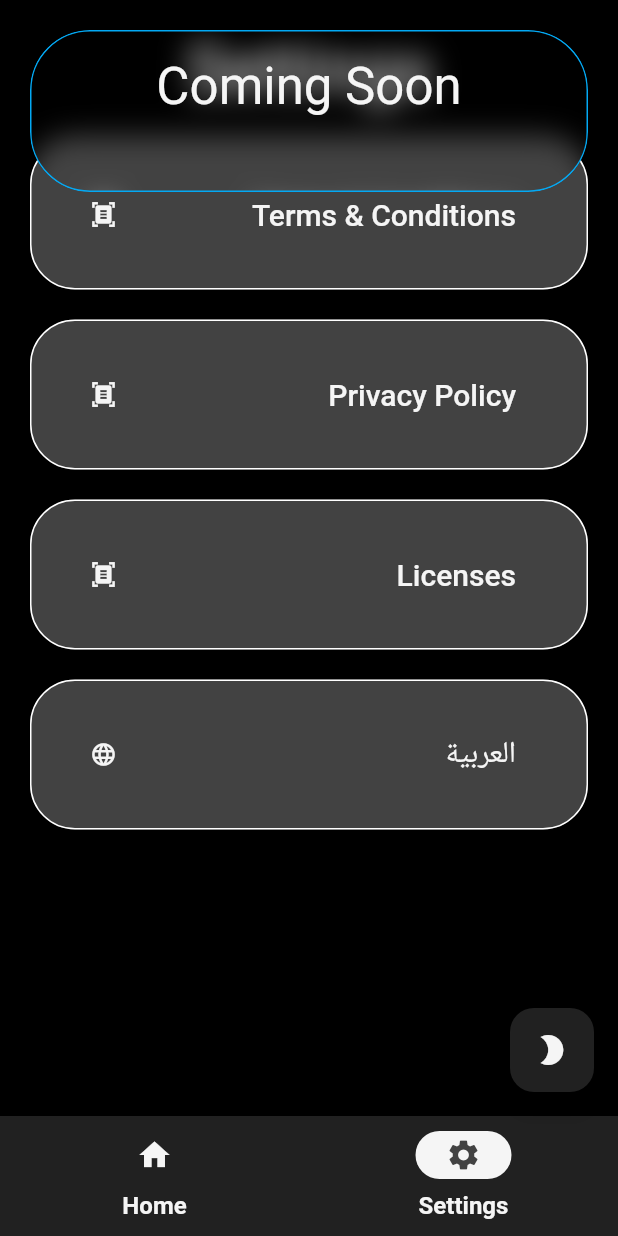
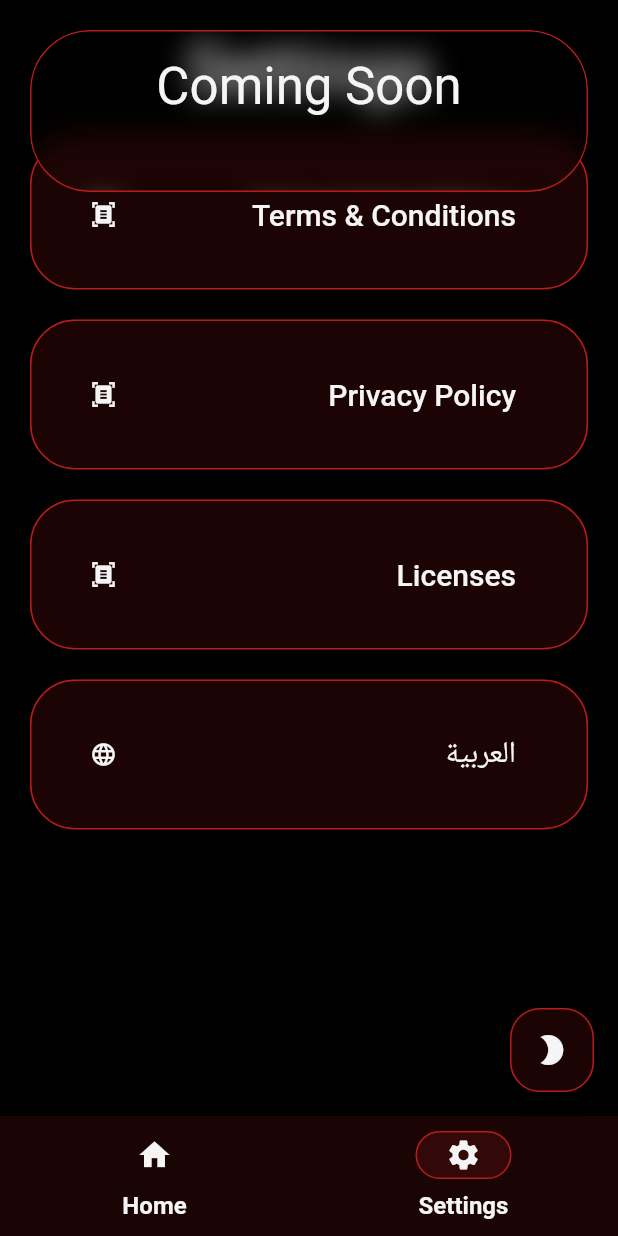
Before and after one commit to phaylali/omniversify_core, a Flutter app: the screen it shows after launch, item 2 of the bottom bar chosen, after a tap on the "mode night" icon, on a phone screen of 412 x 824 dp. Run offline on Flutter 3.47's test engine with Material 2 defaults, Android fonts, the phone set to English and light mode, and no system bars; our stand-ins replace get, get_storage, google_fonts, unicons, url_strategy; Roboto replaces fonts that are missing (Tajawal).

Commit message:
changing the theme

```diff
--- a/example/lib/home.dart
+++ b/example/lib/home.dart
@@ -1,9 +1,11 @@
 import 'homecontroller.dart';
-import 'routes.dart';
+//import 'routes.dart';
 import 'package:flutter/material.dart';
 import 'package:get/get.dart';
 import 'package:omniversify_core/omniversify_core.dart';
 import 'package:unicons/unicons.dart';
+
+enum Test { one, two }
 
 class HomePage extends GetResponsiveView<HomeController> {
   HomePage({super.key});
@@ -16,9 +18,9 @@ class HomePage extends GetResponsiveView<HomeController> {
 
     return OmniversalSkeleton(
         navrailx: null,
-        navrail: screen.isPhone
+        navrail: screen.isPhone || screen.isWatch
             ? null
-            : const NavRail(
+            : NavRail(
                 icon1: null,
                 icon2: null,
                 icon3: null,
@@ -28,8 +30,9 @@ class HomePage extends GetResponsiveView<HomeController> {
                 route1: null,
                 route2: null,
                 route3: null,
+                desk: screen.isDesktop ? true : false,
               ),
-        navbar: screen.isPhone
+        navbar: screen.isPhone || screen.isWatch
             ? const NavBar(
                 icon1: null,
                 icon2: null,
@@ -56,7 +59,11 @@ class HomePage extends GetResponsiveView<HomeController> {
             const SizedBox(
               height: 20,
             ),
-            Wrap(
+            GetBuilder<HomeController>(
+                init: controller,
+                initState: (state) {},
+                builder: (context) {
+                  return Wrap(
                     alignment: WrapAlignment.spaceEvenly,
                     crossAxisAlignment: WrapCrossAlignment.center,
                     runAlignment: WrapAlignment.spaceEvenly,
@@ -70,18 +77,82 @@ class HomePage extends GetResponsiveView<HomeController> {
                               child: ListTile(
                                 enabled: true,
                                 title: Text(
-                            'settings'.tr,
+                                  'coming_soon'.tr,
                                   style: T.h5,
                                   textAlign: TextAlign.center,
                                 ),
                               ),
                               onPressed: () async {
-                          Get.toNamed(Routes.settings);
+                                Get.showSnackbar(soonSnack());
 
                                 controller.update();
                               })),
+                      SizedBox(
+                          height: 100,
+                          width: 500,
+                          child: OutlinedButton(
+                              child: ListTile(
+                                enabled: true,
+                                title: Text(
+                                  'success'.tr,
+                                  style: T.h5,
+                                  textAlign: TextAlign.center,
+                                ),
+                              ),
+                              onPressed: () async {
+                                Get.showSnackbar(successSnack(
+                                    'Congratulations, you played yourself'));
+
+                                controller.update();
+                              })),
+                      SizedBox(
+                          height: 100,
+                          width: 500,
+                          child: OutlinedButton(
+                              child: ListTile(
+                                enabled: true,
+                                title: Text(
+                                  'error'.tr,
+                                  style: T.h5,
+                                  textAlign: TextAlign.center,
+                                ),
+                              ),
+                              onPressed: () async {
+                                Get.showSnackbar(errorSnack('you fool'));
+
+                                controller.update();
+                              })),
+                      /*SizedBox(
+                        height: 100,
+                        width: 500,
+                        child: ListTile(
+                            enabled: true,
+                            title: Row(
+                              mainAxisAlignment: MainAxisAlignment.spaceEvenly,
+                              crossAxisAlignment: CrossAxisAlignment.center,
+                              children: [
+                                Radio<Test?>(
+                                  groupValue: controller.testo,
+                                  onChanged: (value) {
+                                    controller.testo = value!;
+                                    controller.update();
+                                  },
+                                  value: Test.one,
+                                ),
+                                Radio<Test?>(
+                                  groupValue: controller.testo,
+                                  onChanged: (value) {
+                                    controller.testo = value!;
+                                    controller.update();
+                                  },
+                                  value: Test.two,
+                                )
                               ],
-            ),
+                            )),
+                      ),*/
+                    ],
+                  );
+                }),
             const SizedBox(
               height: 20,
             ),
--- a/example/lib/homecontroller.dart
+++ b/example/lib/homecontroller.dart
@@ -1,3 +1,5 @@
+import 'package:example/home.dart';
+
 import 'routes.dart';
 import 'package:get/get.dart';
 
@@ -7,6 +9,7 @@ class HomeController extends GetxController {
   RxInt pageselected = 0.obs;
   RxString boats = '0'.obs;
   RxString sailors = '0'.obs;
+  Test testo = Test.one;
 
   setupRoute() {
     switch (Get.currentRoute) {
--- a/example/lib/main.dart
+++ b/example/lib/main.dart
@@ -1,3 +1,5 @@
+import 'package:example/homecontroller.dart';
+
 import 'home.dart';
 import 'package:flutter/services.dart';
 import 'package:get/get.dart';
@@ -13,7 +15,7 @@ void main() async {
 
   initializeDateFormatting('en_UK');
   Get.put<OmniversalHomeController>(OmniversalHomeController());
-
+  Get.put<HomeController>(HomeController());
   SystemChrome.setSystemUIOverlayStyle(
       const SystemUiOverlayStyle(statusBarColor: Colors.black));
   await omniverseMain();
@@ -22,6 +24,7 @@ void main() async {
 
 class Start extends GetView<OmniversalHomeController> {
   const Start({super.key});
+
   @override
   Widget build(BuildContext context) {
     return OmniversalMain(
--- a/lib/app.dart
+++ b/lib/app.dart
@@ -24,8 +24,8 @@ class OmniversalMain extends StatelessWidget {
         initialRoute: '/',
         getPages: routes,
         unknownRoute: routes[2],
-        theme: omniversalDarkBlueTheme(),
-        darkTheme: omniversalDarkBlueTheme(),
+        theme: gamerTheme(),
+        darkTheme: gamerTheme(),
         translations:
             OmniversalTranslations(title, titleAR, welcome, welcomeAR),
         fallbackLocale: const Locale('en', 'US'),
--- a/lib/const.dart
+++ b/lib/const.dart
@@ -12,7 +12,7 @@ class Colorz {
   Color? get t => Theme.of(context).colorScheme.tertiary;
   Color? get b => Theme.of(context).colorScheme.background;
   Color? get ts => Colors.transparent;
-  Color? get g => Theme.of(context).colorScheme.surface;
+  Color? get g => Theme.of(context).colorScheme.onSurface;
 }
 
 /// Ensures the use of TextStyles without context
--- a/lib/error404.dart
+++ b/lib/error404.dart
@@ -14,7 +14,7 @@ class OmniversalError404 extends GetResponsiveView<OmniversalHomeController> {
       },
       navrail: screen.isPhone
           ? null
-          : const NavRail(
+          : NavRail(
               icon1: null,
               icon2: null,
               icon3: null,
@@ -24,6 +24,7 @@ class OmniversalError404 extends GetResponsiveView<OmniversalHomeController> {
               route1: null,
               route2: null,
               route3: null,
+              desk: screen.isDesktop ? true : false,
             ),
       navbar: screen.isPhone
           ? const NavBar(
--- a/lib/settings.dart
+++ b/lib/settings.dart
@@ -20,9 +20,9 @@ class OmniversalSettings extends GetResponsiveView<OmniversalHomeController> {
     return OmniversalSkeleton(
       fullscreen: false,
       navrailx: null,
-      navrail: screen.isPhone
+      navrail: screen.isPhone || screen.isWatch
           ? null
-          : const NavRail(
+          : NavRail(
               icon1: null,
               icon2: null,
               icon3: null,
@@ -32,8 +32,9 @@ class OmniversalSettings extends GetResponsiveView<OmniversalHomeController> {
               route1: null,
               route2: null,
               route3: null,
+              desk: screen.isDesktop ? true : false,
             ),
-      navbar: screen.isPhone
+      navbar: screen.isPhone || screen.isWatch
           ? const NavBar(
               icon1: null,
               icon2: null,
--- a/lib/skeleton.dart
+++ b/lib/skeleton.dart
@@ -39,20 +39,12 @@ class OmniversalSkeleton extends GetView<OmniversalHomeController> {
         backgroundColor: Theme.of(context).colorScheme.background,
         floatingActionButton: fabenabled
             ? FloatingActionButton(
-                backgroundColor: Theme.of(context).colorScheme.secondary,
-                tooltip: fab,
-                child: button,
-                onPressed: () => function!())
+                tooltip: fab, child: button, onPressed: () => function!())
             : null,
         body: SafeArea(
           child: Row(
             children: [
-              navrail != null
-                  ? SizedBox(
-                      width: 80,
-                      child: navrail,
-                    )
-                  : Container(),
+              navrail ?? Container(),
               if (!fullscreen)
                 const SizedBox(
                   width: 20,
@@ -80,12 +72,7 @@ class OmniversalSkeleton extends GetView<OmniversalHomeController> {
                   ),
                 ),
               )),
-              navrailx != null
-                  ? SizedBox(
-                      width: 80,
-                      child: navrailx,
-                    )
-                  : Container(),
+              navrailx ?? Container(),
               if (!fullscreen)
                 const SizedBox(
                   width: 20,
@@ -93,11 +80,6 @@ class OmniversalSkeleton extends GetView<OmniversalHomeController> {
             ],
           ),
         ),
-        bottomNavigationBar: navbar != null
-            ? SizedBox(
-                height: 80,
-                child: navbar,
-              )
-            : null);
+        bottomNavigationBar: navbar);
   }
 }
--- a/lib/snackbars.dart
+++ b/lib/snackbars.dart
@@ -15,7 +15,7 @@ GetSnackBar errorSnack(e) {
     backgroundColor: C.e!.withOpacity(0.5),
     borderRadius: 40,
     margin: const EdgeInsets.all(20),
-    duration: const Duration(seconds: 5),
+    duration: const Duration(seconds: 3),
     barBlur: 10,
     snackPosition: SnackPosition.TOP,
   );
@@ -36,7 +36,7 @@ GetSnackBar successSnack(e) {
     backgroundColor: C.g!.withOpacity(0.5),
     borderRadius: 40,
     margin: const EdgeInsets.all(20),
-    duration: const Duration(seconds: 5),
+    duration: const Duration(seconds: 3),
     barBlur: 10,
     snackPosition: SnackPosition.TOP,
   );
@@ -57,7 +57,7 @@ GetSnackBar soonSnack() {
     borderColor: C.t,
     borderRadius: 40,
     margin: const EdgeInsets.all(20),
-    duration: const Duration(seconds: 5),
+    duration: const Duration(seconds: 3),
     barBlur: 10,
     snackPosition: SnackPosition.TOP,
   );
--- a/lib/themes.dart
+++ b/lib/themes.dart
@@ -1,20 +1,26 @@
 part of omniversify_core;
 
 /// The unified theme for the omniversify apps, more themes are  coming soon
-ThemeData omniversalDarkBlueTheme() => ThemeData.dark().copyWith(
+ThemeData gamerTheme() => ThemeData.dark().copyWith(
       useMaterial3: true,
       colorScheme: ThemeData.dark().colorScheme.copyWith(
-          secondary: Colors.grey[900],
-          background: Colors.black,
-          primary: Colors.grey[100],
-          tertiary: Colors.lightBlue,
-          brightness: Brightness.dark,
-          surface: Colors.green[900],
-          onError: Colors.red[900]),
+            secondary: Colors.grey[900],
+            background: Colors.black,
+            primary: Colors.grey[100],
+            tertiary: Colors.red[900],
+            brightness: Brightness.dark,
+            surface: Colors.red[900]!.withAlpha(40),
+            onError: Colors.red[900],
+            onSurface: Colors.green[900],
+          ),
       visualDensity: VisualDensity.adaptivePlatformDensity,
       focusColor: Colors.blue[400],
       floatingActionButtonTheme: FloatingActionButtonThemeData(
-          backgroundColor: Colors.grey[700],
+          backgroundColor: Colors.red[900]!.withAlpha(40),
+          foregroundColor: Colors.red[900]!,
+          shape: RoundedRectangleBorder(
+              borderRadius: BorderRadius.circular(20),
+              side: BorderSide(color: Colors.red[900]!)),
           extendedTextStyle:
               TextStyle(inherit: false, color: Colors.grey[100], fontSize: 14)),
       dialogBackgroundColor: Colors.grey[900],
@@ -36,9 +42,13 @@ ThemeData omniversalDarkBlueTheme() => ThemeData.dark().copyWith(
           labelMedium: TextStyle(color: Colors.grey[100]),
           labelSmall: TextStyle(color: Colors.grey[100]))),
       navigationBarTheme: NavigationBarThemeData(
-        backgroundColor: Colors.grey[900],
-        indicatorColor: Colors.grey[100],
-        iconTheme: MaterialStateProperty.resolveWith(getDarkBlueOverlayIcon),
+        backgroundColor: Colors.red[900]!.withAlpha(40),
+        indicatorColor: Colors.red[900]!.withAlpha(40),
+        surfaceTintColor: Colors.black,
+        indicatorShape: RoundedRectangleBorder(
+            borderRadius: BorderRadius.circular(30),
+            side: BorderSide(color: Colors.red[900]!)),
+        iconTheme: MaterialStateProperty.resolveWith(getOverlayIcon),
         labelTextStyle: MaterialStateProperty.all(
           GoogleFonts.tajawal(
               fontSize: 16,
@@ -47,6 +57,9 @@ ThemeData omniversalDarkBlueTheme() => ThemeData.dark().copyWith(
               color: Colors.grey[100]),
         ),
       ),
+      bottomNavigationBarTheme: BottomNavigationBarThemeData(
+          backgroundColor: Colors.red[900]!.withAlpha(40),
+          landscapeLayout: BottomNavigationBarLandscapeLayout.centered),
       navigationRailTheme: NavigationRailThemeData(
         selectedLabelTextStyle: GoogleFonts.tajawal(
             fontSize: 16,
@@ -59,73 +72,75 @@ ThemeData omniversalDarkBlueTheme() => ThemeData.dark().copyWith(
             fontWeight: FontWeight.w600,
             color: Colors.grey[100]),
         useIndicator: true,
-        backgroundColor: Colors.grey[800],
-        indicatorColor: Colors.grey[100],
-        labelType: NavigationRailLabelType.all,
-        selectedIconTheme: IconThemeData(color: Colors.grey[800]),
+        minWidth: 80,
+        minExtendedWidth: 200,
+        backgroundColor: Colors.red[900]!.withAlpha(40),
+        indicatorColor: Colors.red[900]!.withAlpha(80),
+        selectedIconTheme: IconThemeData(color: Colors.grey[100]),
         unselectedIconTheme: IconThemeData(color: Colors.grey[100]),
       ),
       drawerTheme: DrawerThemeData(backgroundColor: Colors.grey[800]),
       listTileTheme: const ListTileThemeData(),
+      radioTheme: RadioThemeData(
+          fillColor: MaterialStateColor.resolveWith(getOverlayColor)),
       outlinedButtonTheme: OutlinedButtonThemeData(
           style: ButtonStyle(
-              backgroundColor: MaterialStateColor.resolveWith(getDarkBlueColor),
-              foregroundColor:
-                  MaterialStateColor.resolveWith(getDarkBlueOverlayColor),
+              backgroundColor: MaterialStateColor.resolveWith(getColor),
+              foregroundColor: MaterialStateColor.resolveWith(getOverlayColor),
+              side: MaterialStateBorderSide.resolveWith(getBorderIcon),
               shape: MaterialStateProperty.all<OutlinedBorder>(
                   RoundedRectangleBorder(
                       borderRadius: BorderRadius.circular(30))))),
       elevatedButtonTheme: ElevatedButtonThemeData(
           style: ButtonStyle(
-              backgroundColor: MaterialStateColor.resolveWith(getDarkBlueColor),
-              foregroundColor:
-                  MaterialStateColor.resolveWith(getDarkBlueOverlayColor),
+              backgroundColor: MaterialStateColor.resolveWith(getColor),
+              foregroundColor: MaterialStateColor.resolveWith(getOverlayColor),
               shape: MaterialStateProperty.all<OutlinedBorder>(
                   RoundedRectangleBorder(
                       borderRadius: BorderRadius.circular(30))))),
     );
 
 /// Material state widgets color function for the DarkBlue theme
-Color getDarkBlueColor(Set<MaterialState> states) {
+Color getColor(Set<MaterialState> states) {
   const Set<MaterialState> interactiveStates = <MaterialState>{
     MaterialState.pressed,
     MaterialState.hovered,
     MaterialState.focused,
   };
   if (states.any(interactiveStates.contains)) {
-    return Colors.grey[700]!;
+    return Colors.red[900]!;
   }
-  return Colors.grey[800]!;
+  return Colors.red[900]!.withAlpha(40);
 }
 
 /// Material state widgets overlay color function for the DarkBlue theme
-Color getDarkBlueOverlayColor(Set<MaterialState> states) {
+Color getOverlayColor(Set<MaterialState> states) {
   const Set<MaterialState> interactiveStates = <MaterialState>{
     MaterialState.pressed,
     MaterialState.hovered,
     MaterialState.focused,
   };
   if (states.any(interactiveStates.contains)) {
-    return Colors.blue[100]!;
+    return Colors.red[900]!;
   }
-  return Colors.blue[100]!;
+  return Colors.red[900]!;
 }
 
 /// Material state text overlay color function for the DarkBlue theme
-TextStyle getDarkBlueOverlayTextStyle(Set<MaterialState> states) {
+TextStyle getOverlayTextStyle(Set<MaterialState> states) {
   const Set<MaterialState> interactiveStates = <MaterialState>{
     MaterialState.pressed,
     MaterialState.hovered,
     MaterialState.focused,
   };
   if (states.any(interactiveStates.contains)) {
-    return TextStyle(color: Colors.blue[100]!);
+    return TextStyle(color: Colors.grey[100]!);
   }
-  return TextStyle(color: Colors.blue[100]!);
+  return TextStyle(color: Colors.grey[100]!);
 }
 
 /// Material state icon overlay color function for the DarkBlue theme
-IconThemeData getDarkBlueOverlayIcon(Set<MaterialState> states) {
+IconThemeData getOverlayIcon(Set<MaterialState> states) {
   const Set<MaterialState> interactiveStates = <MaterialState>{
     MaterialState.pressed,
     MaterialState.hovered,
@@ -133,7 +148,20 @@ IconThemeData getDarkBlueOverlayIcon(Set<MaterialState> states) {
     MaterialState.selected,
   };
   if (states.any(interactiveStates.contains)) {
-    return IconThemeData(color: Colors.grey[800]!);
+    return IconThemeData(color: Colors.grey[100]!);
   }
   return IconThemeData(color: Colors.grey[100]!);
 }
+
+BorderSide getBorderIcon(Set<MaterialState> states) {
+  const Set<MaterialState> interactiveStates = <MaterialState>{
+    MaterialState.pressed,
+    MaterialState.hovered,
+    MaterialState.focused,
+    MaterialState.selected,
+  };
+  if (states.any(interactiveStates.contains)) {
+    return BorderSide(color: Colors.red[800]!);
+  }
+  return BorderSide(color: Colors.red[900]!);
+}
```
Also changed, not shown: lib/navrail.dart (+7 -3 lines), example/pubspec.lock, 7 other files. Lines whose indentation alone changed are shown as unchanged.
